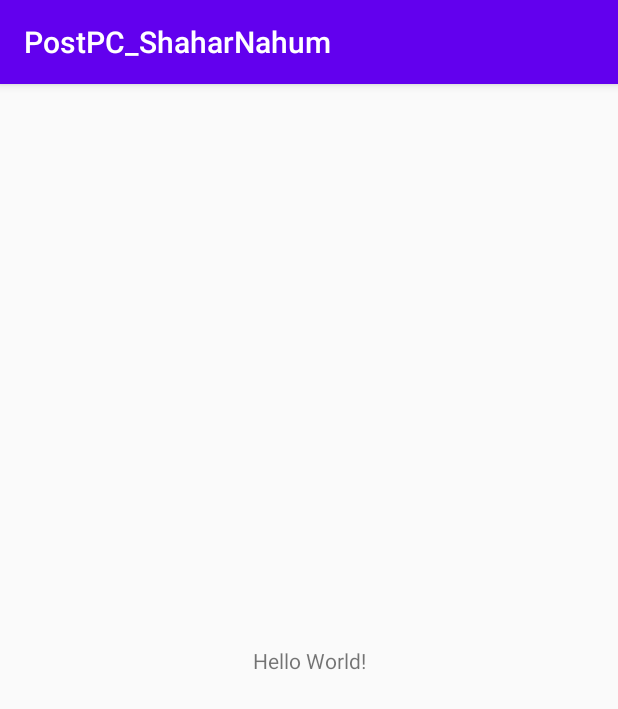
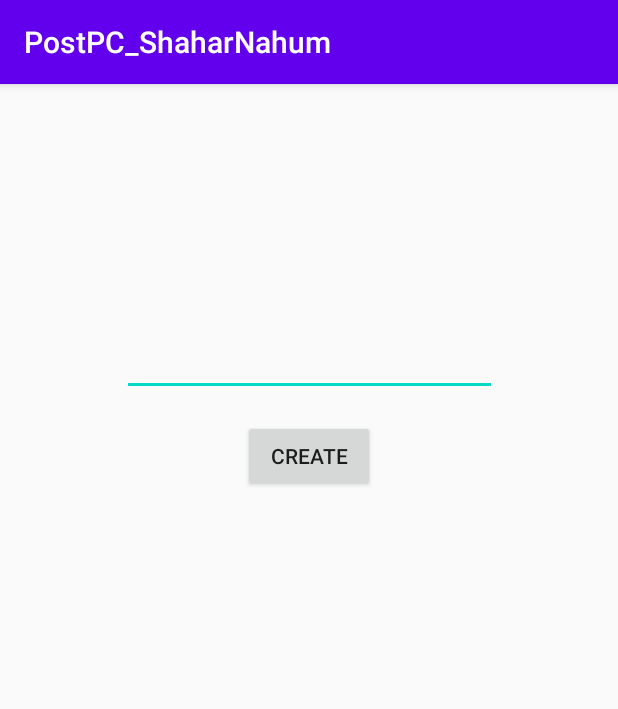
Before and after one commit to Shaharna/PostPC_ShaharNahum, an Android app: the screen it shows after launch (MainActivity), on a phone screen of 412 x 824 dp. Shown: the top 709 px of the screen. Run offline under Robolectric (Android 15) with nearby library versions, the phone set to English and light mode, and no system bars.

Commit message:
Tested, landscape and portrait works fine. More UI needed for the viewText.

```diff
--- a/app/src/main/java/com/example/postpc_shaharnahum/MainActivity.java
+++ b/app/src/main/java/com/example/postpc_shaharnahum/MainActivity.java
@@ -3,6 +3,10 @@ package com.example.postpc_shaharnahum;
 import androidx.appcompat.app.AppCompatActivity;
 
 import android.os.Bundle;
+import android.view.View;
+import android.widget.Button;
+import android.widget.EditText;
+import android.widget.TextView;
 
 public class MainActivity extends AppCompatActivity {
 
@@ -10,5 +14,17 @@ public class MainActivity extends AppCompatActivity {
     protected void onCreate(Bundle savedInstanceState) {
         super.onCreate(savedInstanceState);
         setContentView(R.layout.activity_main);
+
+        final TextView textView = findViewById(R.id.text);
+        final EditText editText = findViewById(R.id.inputText);
+        final Button createBtn = findViewById(R.id.createBtn);
+
+        createBtn.setOnClickListener(new View.OnClickListener() {
+            @Override
+            public void onClick(View v) {
+                textView.setText(editText.getText());
+                editText.getText().clear();
+            }
+        });
     }
 }
--- a/app/src/main/res/layout/activity_main.xml
+++ b/app/src/main/res/layout/activity_main.xml
@@ -7,12 +7,49 @@
     tools:context=".MainActivity">
 
     <TextView
+        android:id="@+id/text"
         android:layout_width="wrap_content"
         android:layout_height="wrap_content"
-        android:text="Hello World!"
+        app:layout_constraintTop_toTopOf="parent"
         app:layout_constraintBottom_toBottomOf="parent"
         app:layout_constraintLeft_toLeftOf="parent"
         app:layout_constraintRight_toRightOf="parent"
-        app:layout_constraintTop_toTopOf="parent" />
+        android:layout_marginLeft="8dp"
+        android:layout_marginRight="8dp"
+        android:layout_marginTop="8dp"
+        android:layout_marginBottom="8dp"
+        app:layout_constraintVertical_bias="0.15"
+        android:textSize="20sp"
+        android:minWidth="250dp"
+        android:maxWidth="250dp"/>
+
+    <EditText
+        android:id="@+id/inputText"
+        android:layout_width="wrap_content"
+        android:layout_height="wrap_content"
+        app:layout_constraintTop_toBottomOf="@+id/text"
+        app:layout_constraintLeft_toLeftOf="parent"
+        app:layout_constraintRight_toRightOf="parent"
+        android:layout_marginStart="8dp"
+        android:layout_marginEnd="8dp"
+        android:layout_marginTop="16dp"
+        android:layout_marginBottom="8dp"
+        android:textSize="20sp"
+        android:minWidth="250dp"
+        android:maxWidth="250dp"
+        android:inputType="text"
+        android:importantForAutofill="no"
+        tools:ignore="LabelFor" />
+
+    <Button
+        android:id="@+id/createBtn"
+        android:text="@string/create"
+        android:layout_width="wrap_content"
+        android:layout_height="wrap_content"
+        app:layout_constraintTop_toBottomOf="@+id/inputText"
+        app:layout_constraintLeft_toLeftOf="parent"
+        app:layout_constraintRight_toRightOf="parent"
+        android:layout_marginTop="16dp"
+        android:layout_marginBottom="8dp"/>
 
 </androidx.constraintlayout.widget.ConstraintLayout>
--- a/app/src/main/res/values/strings.xml
+++ b/app/src/main/res/values/strings.xml
@@ -1,3 +1,4 @@
 <resources>
     <string name="app_name">PostPC_ShaharNahum</string>
+    <string name="create">Create</string>
 </resources>
```
